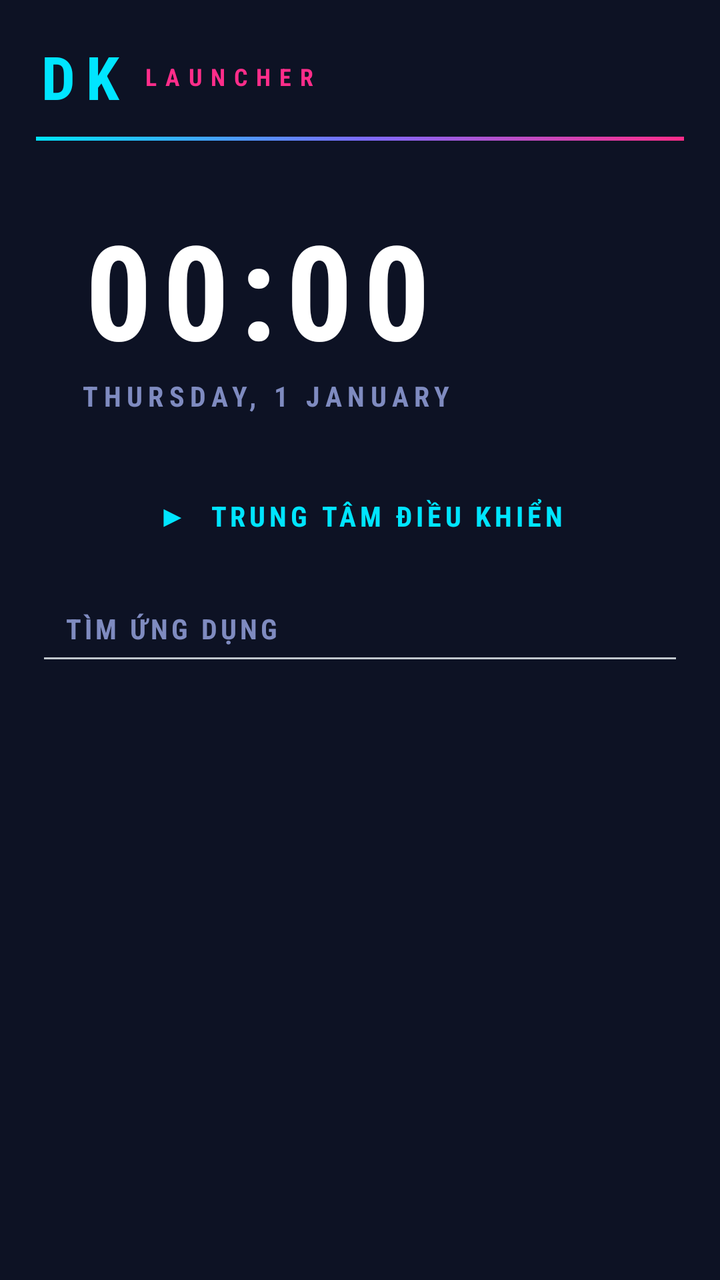
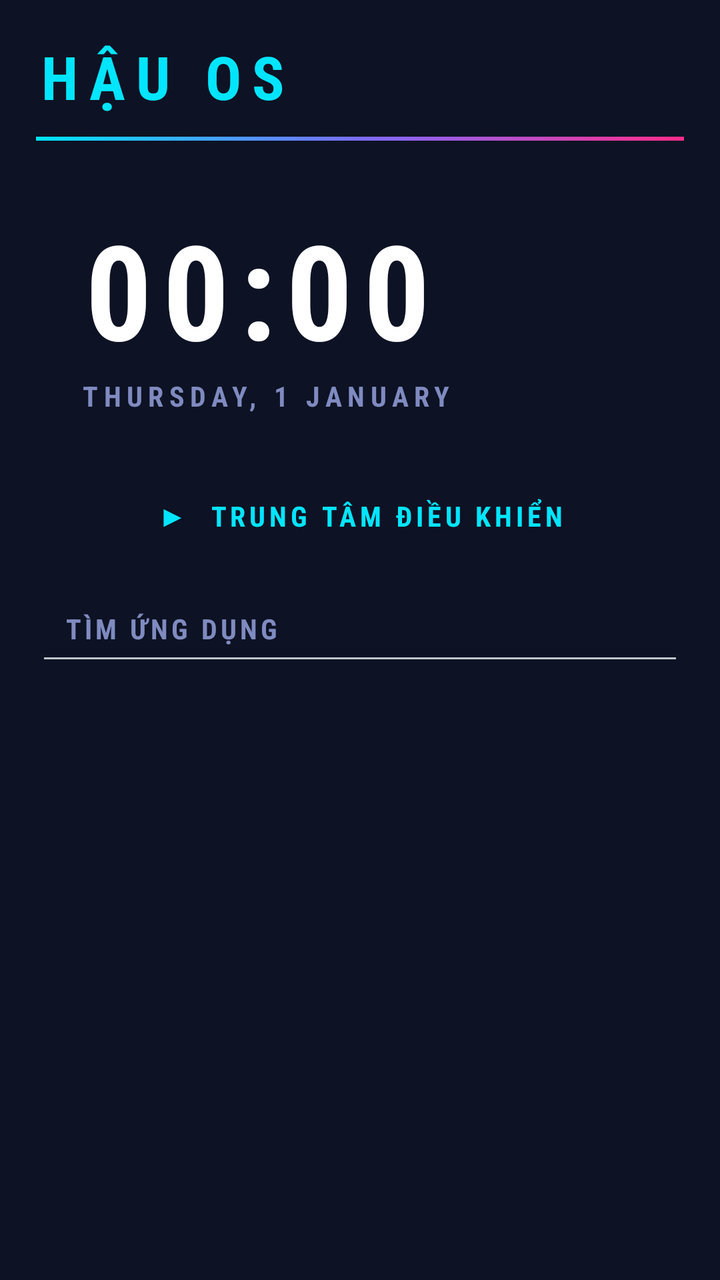

The first picture is an Android layout as it rendered before a commit; the second is the same layout after the commit. The layout source and the unified diff follow.
<!-- AndroidManifest.xml: application theme AppTheme -->
<!-- res/layout/activity_main.xml -->
<?xml version="1.0" encoding="utf-8"?>
<FrameLayout xmlns:android="http://schemas.android.com/apk/res/android"
    android:layout_width="match_parent"
    android:layout_height="match_parent"
    android:background="#0D1224">

    <LinearLayout
        android:id="@+id/homeRoot"
        android:layout_width="match_parent"
        android:layout_height="match_parent"
        android:orientation="vertical">

        <ScrollView
            android:id="@+id/homeScroll"
            android:layout_width="match_parent"
            android:layout_height="0dp"
            android:layout_weight="1"
            android:scrollbars="none">

            <LinearLayout
                android:layout_width="match_parent"
                android:layout_height="wrap_content"
                android:focusableInTouchMode="true"
                android:orientation="vertical"
                android:padding="18dp">

                <LinearLayout
                    android:layout_width="match_parent"
                    android:layout_height="wrap_content"
                    android:gravity="center_vertical"
                    android:orientation="horizontal">

                    <TextView
                        android:layout_width="wrap_content"
                        android:layout_height="wrap_content"
                        android:fontFamily="sans-serif-condensed"
                        android:letterSpacing="0.18"
                        android:text="DK"
                        android:textColor="#00E5FF"
                        android:textSize="30sp"
                        android:textStyle="bold" />

                    <TextView
                        android:layout_width="0dp"
                        android:layout_height="wrap_content"
                        android:layout_marginLeft="8dp"
                        android:layout_weight="1"
                        android:fontFamily="sans-serif-condensed"
                        android:letterSpacing="0.35"
                        android:text="LAUNCHER"
                        android:textColor="#FF2D8A"
                        android:textSize="12sp"
                        android:textStyle="bold" />

                    <TextView
                        android:id="@+id/battery"
                        android:layout_width="wrap_content"
                        android:layout_height="wrap_content"
                        android:fontFamily="sans-serif-condensed"
                        android:letterSpacing="0.1"
                        android:paddingBottom="6dp"
                        android:paddingLeft="12dp"
                        android:paddingRight="12dp"
                        android:paddingTop="6dp"
                        android:textColor="#FFAB00"
                        android:textSize="13sp"
                        android:textStyle="bold" />
                </LinearLayout>

                <View
                    android:layout_width="match_parent"
                    android:layout_height="2dp"
                    android:layout_marginTop="10dp"
                    android:background="@drawable/bg_rule" />

                <LinearLayout
                    android:id="@+id/clockPanel"
                    android:layout_width="match_parent"
                    android:layout_height="wrap_content"
                    android:layout_marginTop="14dp"
                    android:orientation="vertical"
                    android:paddingBottom="16dp"
                    android:paddingLeft="22dp"
                    android:paddingRight="22dp"
                    android:paddingTop="16dp">

                    <TextClock
                        android:id="@+id/clock"
                        android:layout_width="wrap_content"
                        android:layout_height="wrap_content"
                        android:fontFamily="sans-serif-condensed"
                        android:format12Hour="HH:mm"
                        android:format24Hour="HH:mm"
                        android:letterSpacing="0.08"
                        android:textColor="#FFFFFF"
                        android:textSize="66sp"
                        android:textStyle="bold" />

                    <TextClock
                        android:id="@+id/date"
                        android:layout_width="wrap_content"
                        android:layout_height="wrap_content"
                        android:fontFamily="sans-serif-condensed"
                        android:format12Hour="EEEE, d MMMM"
                        android:format24Hour="EEEE, d MMMM"
                        android:letterSpacing="0.2"
                        android:textAllCaps="true"
                        android:textColor="#7F8BC0"
                        android:textSize="14sp"
                        android:textStyle="bold" />
                </LinearLayout>

                <TextView
                    android:id="@+id/ctlBtn"
                    android:layout_width="match_parent"
                    android:layout_height="wrap_content"
                    android:layout_marginTop="12dp"
                    android:fontFamily="sans-serif-condensed"
                    android:gravity="center"
                    android:letterSpacing="0.14"
                    android:padding="13dp"
                    android:text="▶  TRUNG TÂM ĐIỀU KHIỂN"
                    android:textColor="#00E5FF"
                    android:textSize="14sp"
                    android:textStyle="bold" />

                <EditText
                    android:id="@+id/search"
                    android:layout_width="match_parent"
                    android:layout_height="wrap_content"
                    android:layout_marginTop="10dp"
                    android:fontFamily="sans-serif-condensed"
                    android:hint="TÌM ỨNG DỤNG"
                    android:imeOptions="actionSearch"
                    android:inputType="text"
                    android:letterSpacing="0.12"
                    android:maxLines="1"
                    android:padding="14dp"
                    android:textColor="#FFFFFF"
                    android:textColorHint="#7F8BC0"
                    android:textSize="14sp"
                    android:textStyle="bold" />

                <GridLayout
                    android:id="@+id/appsGrid"
                    android:layout_width="match_parent"
                    android:layout_height="wrap_content"
                    android:layout_marginTop="8dp"
                    android:columnCount="4" />
            </LinearLayout>
        </ScrollView>

        <LinearLayout
            android:id="@+id/dock"
            android:layout_width="match_parent"
            android:layout_height="wrap_content"
            android:orientation="horizontal"
            android:paddingBottom="10dp"
            android:paddingLeft="14dp"
            android:paddingRight="14dp"
            android:paddingTop="6dp" />
    </LinearLayout>

    <LinearLayout
        android:id="@+id/ccPanel"
        android:layout_width="match_parent"
        android:layout_height="match_parent"
        android:background="#0D1224"
        android:clickable="true"
        android:orientation="vertical"
        android:paddingBottom="8dp"
        android:paddingLeft="14dp"
        android:paddingRight="14dp"
        android:paddingTop="14dp"
        android:visibility="gone">

        <LinearLayout
            android:id="@+id/ccHeader"
            android:layout_width="match_parent"
            android:layout_height="wrap_content"
            android:orientation="vertical">

            <LinearLayout
                android:layout_width="match_parent"
                android:layout_height="wrap_content"
                android:gravity="center_vertical"
                android:orientation="horizontal">

                <TextView
                    android:layout_width="0dp"
                    android:layout_height="wrap_content"
                    android:layout_weight="1"
                    android:fontFamily="sans-serif-condensed"
                    android:letterSpacing="0.14"
                    android:text="TRUNG TÂM ĐIỀU KHIỂN"
                    android:textColor="#00E5FF"
                    android:textSize="20sp"
                    android:textStyle="bold" />

                <TextView
                    android:id="@+id/ccSettings"
                    android:layout_width="wrap_content"
                    android:layout_height="wrap_content"
                    android:padding="6dp"
                    android:text="⚙"
                    android:textColor="#FFFFFF"
                    android:textSize="24sp" />
            </LinearLayout>

            <View
                android:layout_width="match_parent"
                android:layout_height="2dp"
                android:layout_marginTop="8dp"
                android:background="@drawable/bg_rule" />

            <TextView
                android:id="@+id/ccInfo"
                android:layout_width="match_parent"
                android:layout_height="wrap_content"
                android:layout_marginTop="8dp"
                android:fontFamily="sans-serif-condensed"
                android:letterSpacing="0.12"
                android:textColor="#FFAB00"
                android:textSize="13sp"
                android:textStyle="bold" />
        </LinearLayout>

        <ScrollView
            android:layout_width="match_parent"
            android:layout_height="0dp"
            android:layout_marginTop="8dp"
            android:layout_weight="1"
            android:scrollbars="none">

            <GridLayout
                android:id="@+id/ccGrid"
                android:layout_width="match_parent"
                android:layout_height="wrap_content"
                android:columnCount="4" />
        </ScrollView>

        <TextView
            android:id="@+id/ccFooter"
            android:layout_width="match_parent"
            android:layout_height="wrap_content"
            android:fontFamily="sans-serif-condensed"
            android:gravity="center"
            android:letterSpacing="0.14"
            android:padding="14dp"
            android:text="◀  VUỐT SANG TRÁI HOẶC CHẠM ĐỂ ĐÓNG"
            android:textColor="#7F8BC0"
            android:textSize="12sp"
            android:textStyle="bold" />
    </LinearLayout>

    <LinearLayout
        android:id="@+id/ytPanel"
        android:layout_width="match_parent"
        android:layout_height="match_parent"
        android:background="#0D1224"
        android:clickable="true"
        android:orientation="vertical"
        android:visibility="gone">

        <LinearLayout
            android:id="@+id/ytHeader"
            android:layout_width="match_parent"
            android:layout_height="wrap_content"
            android:gravity="center_vertical"
            android:orientation="horizontal"
            android:paddingBottom="6dp"
            android:paddingLeft="14dp"
            android:paddingRight="6dp"
            android:paddingTop="10dp">

            <TextView
                android:layout_width="0dp"
                android:layout_height="wrap_content"
                android:layout_weight="1"
                android:fontFamily="sans-serif-condensed"
                android:letterSpacing="0.14"
                android:text="◀  YOUTUBE"
                android:textColor="#FF2D8A"
                android:textSize="18sp"
                android:textStyle="bold" />

            <TextView
                android:id="@+id/ytClose"
                android:layout_width="wrap_content"
                android:layout_height="wrap_content"
                android:fontFamily="sans-serif-condensed"
                android:letterSpacing="0.1"
                android:padding="10dp"
                android:text="ĐÓNG ▶"
                android:textColor="#00E5FF"
                android:textSize="14sp"
                android:textStyle="bold" />
        </LinearLayout>

        <FrameLayout
            android:id="@+id/ytHolder"
            android:layout_width="match_parent"
            android:layout_height="0dp"
            android:layout_weight="1" />
    </LinearLayout>
</FrameLayout>
<!-- resources referenced by this layout -->
<resources>
  <!-- drawable bg_rule (drawable) -->
  <?xml version="1.0" encoding="utf-8"?>
  <shape xmlns:android="http://schemas.android.com/apk/res/android" android:shape="rectangle">
      <gradient android:angle="0" android:startColor="#00E5FF" android:centerColor="#7B6CFF" android:endColor="#FF2D8A" />
  </shape>
  <style name="AppTheme" parent="android:Theme.DeviceDefault.NoActionBar">
          <item name="android:windowBackground">@android:color/black</item>
          <item name="android:statusBarColor">#0D1224</item>
          <item name="android:navigationBarColor">#0D1224</item>
      </style>
</resources>

<!-- the commit's change to res/layout/activity_main.xml (unified diff, before → after) -->
@@ -35,7 +35,7 @@
                         android:layout_height="wrap_content"
                         android:fontFamily="sans-serif-condensed"
                         android:letterSpacing="0.18"
-                        android:text="DK"
+                        android:text="HẬU OS"
                         android:textColor="#00E5FF"
                         android:textSize="30sp"
                         android:textStyle="bold" />
@@ -47,7 +47,7 @@
                         android:layout_weight="1"
                         android:fontFamily="sans-serif-condensed"
                         android:letterSpacing="0.35"
-                        android:text="LAUNCHER"
+                        android:text=""
                         android:textColor="#FF2D8A"
                         android:textSize="12sp"
                         android:textStyle="bold" />
